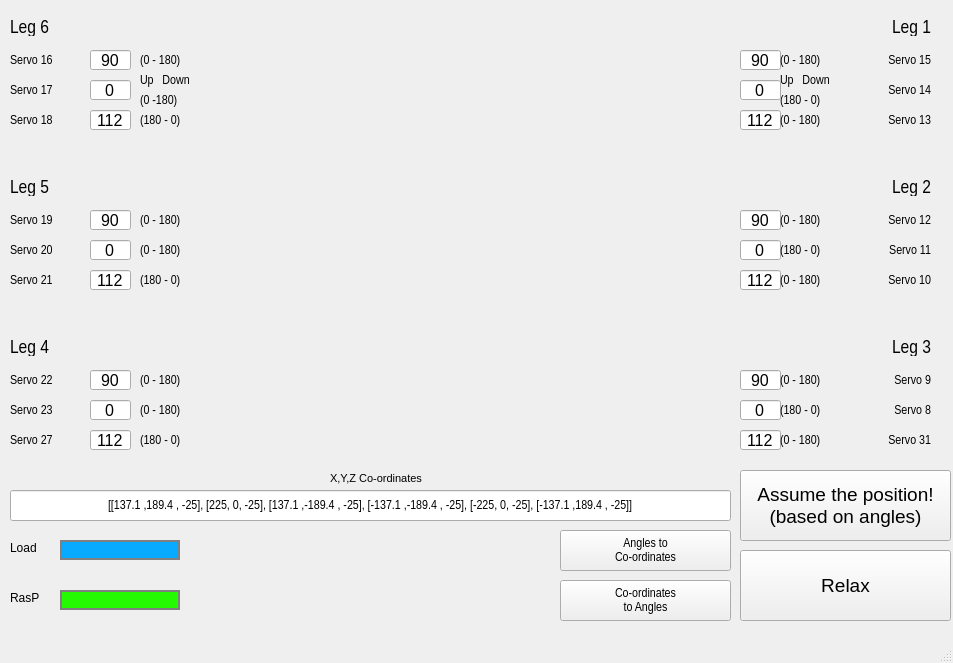
The window that HexaPosToolui.ui (UEA-envsoft/FreenoveBigHexapod) describes before a commit, drawn with Qt 5.
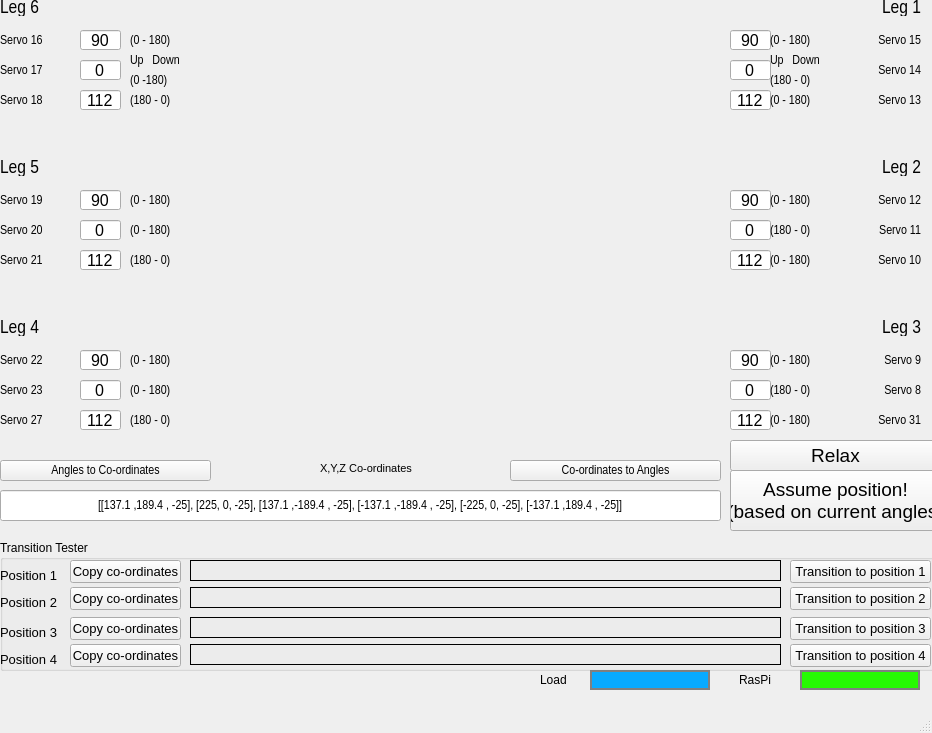
The same window after the commit. Icons and pictures are not drawn.

```diff
--- a/HexaPosToolui.ui
+++ b/HexaPosToolui.ui
@@ -6,8 +6,8 @@
    <rect>
     <x>0</x>
     <y>0</y>
-    <width>953</width>
-    <height>663</height>
+    <width>932</width>
+    <height>733</height>
    </rect>
   </property>
   <property name="windowTitle">
@@ -17,8 +17,8 @@
    <widget class="QLabel" name="label_3">
     <property name="geometry">
      <rect>
-      <x>10</x>
-      <y>80</y>
+      <x>0</x>
+      <y>60</y>
       <width>61</width>
       <height>21</height>
      </rect>
@@ -36,8 +36,8 @@
    <widget class="QLineEdit" name="txtbx_servo_18">
     <property name="geometry">
      <rect>
-      <x>90</x>
-      <y>110</y>
+      <x>80</x>
+      <y>90</y>
       <width>41</width>
       <height>20</height>
      </rect>
@@ -58,8 +58,8 @@
    <widget class="QLabel" name="label_4">
     <property name="geometry">
      <rect>
-      <x>10</x>
-      <y>110</y>
+      <x>0</x>
+      <y>90</y>
       <width>61</width>
       <height>21</height>
      </rect>
@@ -77,8 +77,8 @@
    <widget class="QLabel" name="label_2">
     <property name="geometry">
      <rect>
-      <x>10</x>
-      <y>50</y>
+      <x>0</x>
+      <y>30</y>
       <width>61</width>
       <height>21</height>
      </rect>
@@ -96,8 +96,8 @@
    <widget class="QLineEdit" name="txtbx_servo_16">
     <property name="geometry">
      <rect>
-      <x>90</x>
-      <y>50</y>
+      <x>80</x>
+      <y>30</y>
       <width>41</width>
       <height>20</height>
      </rect>
@@ -118,8 +118,8 @@
    <widget class="QLineEdit" name="txtbx_servo_17">
     <property name="geometry">
      <rect>
-      <x>90</x>
-      <y>80</y>
+      <x>80</x>
+      <y>60</y>
       <width>41</width>
       <height>20</height>
      </rect>
@@ -140,8 +140,8 @@
    <widget class="QLabel" name="label">
     <property name="geometry">
      <rect>
-      <x>220</x>
-      <y>50</y>
+      <x>210</x>
+      <y>30</y>
       <width>511</width>
       <height>411</height>
      </rect>
@@ -159,8 +159,8 @@
    <widget class="QLabel" name="label_5">
     <property name="geometry">
      <rect>
-      <x>10</x>
-      <y>20</y>
+      <x>0</x>
+      <y>0</y>
       <width>71</width>
       <height>16</height>
      </rect>
@@ -178,8 +178,8 @@
    <widget class="QLineEdit" name="txtbx_servo_20">
     <property name="geometry">
      <rect>
-      <x>90</x>
-      <y>240</y>
+      <x>80</x>
+      <y>220</y>
       <width>41</width>
       <height>20</height>
      </rect>
@@ -200,8 +200,8 @@
    <widget class="QLineEdit" name="txtbx_servo_19">
     <property name="geometry">
      <rect>
-      <x>90</x>
-      <y>210</y>
+      <x>80</x>
+      <y>190</y>
       <width>41</width>
       <height>20</height>
      </rect>
@@ -222,8 +222,8 @@
    <widget class="QLabel" name="label_6">
     <property name="geometry">
      <rect>
-      <x>10</x>
-      <y>180</y>
+      <x>0</x>
+      <y>160</y>
       <width>71</width>
       <height>16</height>
      </rect>
@@ -241,8 +241,8 @@
    <widget class="QLabel" name="label_7">
     <property name="geometry">
      <rect>
-      <x>10</x>
-      <y>210</y>
+      <x>0</x>
+      <y>190</y>
       <width>61</width>
       <height>21</height>
      </rect>
@@ -260,8 +260,8 @@
    <widget class="QLineEdit" name="txtbx_servo_21">
     <property name="geometry">
      <rect>
-      <x>90</x>
-      <y>270</y>
+      <x>80</x>
+      <y>250</y>
       <width>41</width>
       <height>20</height>
      </rect>
@@ -282,8 +282,8 @@
    <widget class="QLabel" name="label_8">
     <property name="geometry">
      <rect>
-      <x>10</x>
-      <y>240</y>
+      <x>0</x>
+      <y>220</y>
       <width>61</width>
       <height>21</height>
      </rect>
@@ -301,8 +301,8 @@
    <widget class="QLabel" name="label_9">
     <property name="geometry">
      <rect>
-      <x>10</x>
-      <y>270</y>
+      <x>0</x>
+      <y>250</y>
       <width>61</width>
       <height>21</height>
      </rect>
@@ -320,8 +320,8 @@
    <widget class="QLineEdit" name="txtbx_servo_23">
     <property name="geometry">
      <rect>
-      <x>90</x>
-      <y>400</y>
+      <x>80</x>
+      <y>380</y>
       <width>41</width>
       <height>20</height>
      </rect>
@@ -342,8 +342,8 @@
    <widget class="QLineEdit" name="txtbx_servo_22">
     <property name="geometry">
      <rect>
-      <x>90</x>
-      <y>370</y>
+      <x>80</x>
+      <y>350</y>
       <width>41</width>
       <height>20</height>
      </rect>
@@ -364,8 +364,8 @@
    <widget class="QLabel" name="label_10">
     <property name="geometry">
      <rect>
-      <x>10</x>
-      <y>340</y>
+      <x>0</x>
+      <y>320</y>
       <width>71</width>
       <height>16</height>
      </rect>
@@ -383,8 +383,8 @@
    <widget class="QLabel" name="label_11">
     <property name="geometry">
      <rect>
-      <x>10</x>
-      <y>370</y>
+      <x>0</x>
+      <y>350</y>
       <width>61</width>
       <height>21</height>
      </rect>
@@ -402,8 +402,8 @@
    <widget class="QLineEdit" name="txtbx_servo_27">
     <property name="geometry">
      <rect>
-      <x>90</x>
-      <y>430</y>
+      <x>80</x>
+      <y>410</y>
       <width>41</width>
       <height>20</height>
      </rect>
@@ -424,8 +424,8 @@
    <widget class="QLabel" name="label_12">
     <property name="geometry">
      <rect>
-      <x>10</x>
-      <y>400</y>
+      <x>0</x>
+      <y>380</y>
       <width>61</width>
       <height>21</height>
      </rect>
@@ -443,8 +443,8 @@
    <widget class="QLabel" name="label_13">
     <property name="geometry">
      <rect>
-      <x>10</x>
-      <y>430</y>
+      <x>0</x>
+      <y>410</y>
       <width>61</width>
       <height>21</height>
      </rect>
@@ -462,8 +462,8 @@
    <widget class="QLineEdit" name="txtbx_servo_15">
     <property name="geometry">
      <rect>
-      <x>740</x>
-      <y>50</y>
+      <x>730</x>
+      <y>30</y>
       <width>41</width>
       <height>20</height>
      </rect>
@@ -484,8 +484,8 @@
    <widget class="QLabel" name="label_14">
     <property name="geometry">
      <rect>
-      <x>870</x>
-      <y>210</y>
+      <x>860</x>
+      <y>190</y>
       <width>61</width>
       <height>21</height>
      </rect>
@@ -506,8 +506,8 @@
    <widget class="QLineEdit" name="txtbx_servo_11">
     <property name="geometry">
      <rect>
-      <x>740</x>
-      <y>240</y>
+      <x>730</x>
+      <y>220</y>
       <width>41</width>
       <height>20</height>
      </rect>
@@ -528,8 +528,8 @@
    <widget class="QLabel" name="label_15">
     <property name="geometry">
      <rect>
-      <x>860</x>
-      <y>180</y>
+      <x>850</x>
+      <y>160</y>
       <width>71</width>
       <height>16</height>
      </rect>
@@ -550,8 +550,8 @@
    <widget class="QLabel" name="label_16">
     <property name="geometry">
      <rect>
-      <x>870</x>
-      <y>80</y>
+      <x>860</x>
+      <y>60</y>
       <width>61</width>
       <height>21</height>
      </rect>
@@ -572,8 +572,8 @@
    <widget class="QLabel" name="label_17">
     <property name="geometry">
      <rect>
-      <x>870</x>
-      <y>240</y>
+      <x>860</x>
+      <y>220</y>
       <width>61</width>
       <height>21</height>
      </rect>
@@ -594,8 +594,8 @@
    <widget class="QLabel" name="label_18">
     <property name="geometry">
      <rect>
-      <x>870</x>
-      <y>50</y>
+      <x>860</x>
+      <y>30</y>
       <width>61</width>
       <height>21</height>
      </rect>
@@ -616,8 +616,8 @@
    <widget class="QLineEdit" name="txtbx_servo_8">
     <property name="geometry">
      <rect>
-      <x>740</x>
-      <y>400</y>
+      <x>730</x>
+      <y>380</y>
       <width>41</width>
       <height>20</height>
      </rect>
@@ -638,8 +638,8 @@
    <widget class="QLabel" name="label_19">
     <property name="geometry">
      <rect>
-      <x>870</x>
-      <y>270</y>
+      <x>860</x>
+      <y>250</y>
       <width>61</width>
       <height>21</height>
      </rect>
@@ -660,8 +660,8 @@
    <widget class="QLabel" name="label_20">
     <property name="geometry">
      <rect>
-      <x>870</x>
-      <y>110</y>
+      <x>860</x>
+      <y>90</y>
       <width>61</width>
       <height>21</height>
      </rect>
@@ -682,8 +682,8 @@
    <widget class="QLineEdit" name="txtbx_servo_31">
     <property name="geometry">
      <rect>
-      <x>740</x>
-      <y>430</y>
+      <x>730</x>
+      <y>410</y>
       <width>41</width>
       <height>20</height>
      </rect>
@@ -704,8 +704,8 @@
    <widget class="QLineEdit" name="txtbx_servo_12">
     <property name="geometry">
      <rect>
-      <x>740</x>
-      <y>210</y>
+      <x>730</x>
+      <y>190</y>
       <width>41</width>
       <height>20</height>
      </rect>
@@ -726,8 +726,8 @@
    <widget class="QLabel" name="label_21">
     <property name="geometry">
      <rect>
-      <x>870</x>
-      <y>430</y>
+      <x>860</x>
+      <y>410</y>
       <width>61</width>
       <height>21</height>
      </rect>
@@ -748,8 +748,8 @@
    <widget class="QLineEdit" name="txtbx_servo_14">
     <property name="geometry">
      <rect>
-      <x>740</x>
-      <y>80</y>
+      <x>730</x>
+      <y>60</y>
       <width>41</width>
       <height>20</height>
      </rect>
@@ -770,8 +770,8 @@
    <widget class="QLabel" name="label_22">
     <property name="geometry">
      <rect>
-      <x>870</x>
-      <y>400</y>
+      <x>860</x>
+      <y>380</y>
       <width>61</width>
       <height>21</height>
      </rect>
@@ -792,8 +792,8 @@
    <widget class="QLineEdit" name="txtbx_servo_9">
     <property name="geometry">
      <rect>
-      <x>740</x>
-      <y>370</y>
+      <x>730</x>
+      <y>350</y>
       <width>41</width>
       <height>20</height>
      </rect>
@@ -814,8 +814,8 @@
    <widget class="QLineEdit" name="txtbx_servo_13">
     <property name="geometry">
      <rect>
-      <x>740</x>
-      <y>110</y>
+      <x>730</x>
+      <y>90</y>
       <width>41</width>
       <height>20</height>
      </rect>
@@ -836,8 +836,8 @@
    <widget class="QLineEdit" name="txtbx_servo_10">
     <property name="geometry">
      <rect>
-      <x>740</x>
-      <y>270</y>
+      <x>730</x>
+      <y>250</y>
       <width>41</width>
       <height>20</height>
      </rect>
@@ -858,8 +858,8 @@
    <widget class="QLabel" name="label_23">
     <property name="geometry">
      <rect>
-      <x>860</x>
-      <y>340</y>
+      <x>850</x>
+      <y>320</y>
       <width>71</width>
       <height>16</height>
      </rect>
@@ -880,8 +880,8 @@
    <widget class="QLabel" name="label_24">
     <property name="geometry">
      <rect>
-      <x>870</x>
-      <y>370</y>
+      <x>860</x>
+      <y>350</y>
       <width>61</width>
       <height>21</height>
      </rect>
@@ -902,8 +902,8 @@
    <widget class="QLabel" name="label_25">
     <property name="geometry">
      <rect>
-      <x>860</x>
-      <y>20</y>
+      <x>850</x>
+      <y>0</y>
       <width>71</width>
       <height>16</height>
      </rect>
@@ -924,10 +924,10 @@
    <widget class="QPushButton" name="pushButtonSetPos">
     <property name="geometry">
      <rect>
-      <x>740</x>
+      <x>730</x>
       <y>470</y>
       <width>211</width>
-      <height>71</height>
+      <height>61</height>
      </rect>
     </property>
     <property name="font">
@@ -936,17 +936,17 @@
      </font>
     </property>
     <property name="text">
-     <string>Assume the position!
-(based on angles)</string>
+     <string>Assume position!
+(based on current angles)</string>
     </property>
    </widget>
    <widget class="QPushButton" name="pushButtonRelax">
     <property name="geometry">
      <rect>
-      <x>740</x>
-      <y>550</y>
+      <x>730</x>
+      <y>440</y>
       <width>211</width>
-      <height>71</height>
+      <height>31</height>
      </rect>
     </property>
     <property name="font">
@@ -961,8 +961,8 @@
    <widget class="QLabel" name="label_26">
     <property name="geometry">
      <rect>
-      <x>140</x>
-      <y>50</y>
+      <x>130</x>
+      <y>30</y>
       <width>61</width>
       <height>21</height>
      </rect>
@@ -980,8 +980,8 @@
    <widget class="QLabel" name="label_27">
     <property name="geometry">
      <rect>
-      <x>140</x>
-      <y>90</y>
+      <x>130</x>
+      <y>70</y>
       <width>61</width>
       <height>21</height>
      </rect>
@@ -999,8 +999,8 @@
    <widget class="QLabel" name="label_28">
     <property name="geometry">
      <rect>
-      <x>140</x>
-      <y>110</y>
+      <x>130</x>
+      <y>90</y>
       <width>61</width>
       <height>21</height>
      </rect>
@@ -1018,8 +1018,8 @@
    <widget class="QLabel" name="label_29">
     <property name="geometry">
      <rect>
-      <x>780</x>
-      <y>270</y>
+      <x>770</x>
+      <y>250</y>
       <width>61</width>
       <height>21</height>
      </rect>
@@ -1037,8 +1037,8 @@
    <widget class="QLabel" name="label_30">
     <property name="geometry">
      <rect>
-      <x>780</x>
-      <y>210</y>
+      <x>770</x>
+      <y>190</y>
       <width>61</width>
       <height>21</height>
      </rect>
@@ -1056,8 +1056,8 @@
    <widget class="QLabel" name="label_31">
     <property name="geometry">
      <rect>
-      <x>780</x>
-      <y>240</y>
+      <x>770</x>
+      <y>220</y>
       <width>61</width>
       <height>21</height>
      </rect>
@@ -1075,8 +1075,8 @@
    <widget class="QLabel" name="label_32">
     <property name="geometry">
      <rect>
-      <x>780</x>
-      <y>430</y>
+      <x>770</x>
+      <y>410</y>
       <width>61</width>
       <height>21</height>
      </rect>
@@ -1094,8 +1094,8 @@
    <widget class="QLabel" name="label_33">
     <property name="geometry">
      <rect>
-      <x>780</x>
-      <y>370</y>
+      <x>770</x>
+      <y>350</y>
       <width>61</width>
       <height>21</height>
      </rect>
@@ -1113,8 +1113,8 @@
    <widget class="QLabel" name="label_34">
     <property name="geometry">
      <rect>
-      <x>780</x>
-      <y>400</y>
+      <x>770</x>
+      <y>380</y>
       <width>61</width>
       <height>21</height>
      </rect>
@@ -1132,8 +1132,8 @@
    <widget class="QLabel" name="label_35">
     <property name="geometry">
      <rect>
-      <x>780</x>
-      <y>110</y>
+      <x>770</x>
+      <y>90</y>
       <width>61</width>
       <height>21</height>
      </rect>
@@ -1151,8 +1151,8 @@
    <widget class="QLabel" name="label_36">
     <property name="geometry">
      <rect>
-      <x>780</x>
-      <y>50</y>
+      <x>770</x>
+      <y>30</y>
       <width>61</width>
       <height>21</height>
      </rect>
@@ -1170,8 +1170,8 @@
    <widget class="QLabel" name="label_37">
     <property name="geometry">
      <rect>
-      <x>780</x>
-      <y>90</y>
+      <x>770</x>
+      <y>70</y>
       <width>61</width>
       <height>21</height>
      </rect>
@@ -1189,8 +1189,8 @@
    <widget class="QLabel" name="label_38">
     <property name="geometry">
      <rect>
-      <x>140</x>
-      <y>210</y>
+      <x>130</x>
+      <y>190</y>
       <width>61</width>
       <height>21</height>
      </rect>
@@ -1208,8 +1208,8 @@
    <widget class="QLabel" name="label_39">
     <property name="geometry">
      <rect>
-      <x>140</x>
-      <y>430</y>
+      <x>130</x>
+      <y>410</y>
       <width>61</width>
       <height>21</height>
      </rect>
@@ -1227,8 +1227,8 @@
    <widget class="QLabel" name="label_40">
     <property name="geometry">
      <rect>
-      <x>140</x>
-      <y>400</y>
+      <x>130</x>
+      <y>380</y>
       <width>61</width>
       <height>21</height>
      </rect>
@@ -1246,8 +1246,8 @@
    <widget class="QLabel" name="label_41">
     <property name="geometry">
      <rect>
-      <x>140</x>
-      <y>270</y>
+      <x>130</x>
+      <y>250</y>
       <width>61</width>
       <height>21</height>
      </rect>
@@ -1265,8 +1265,8 @@
    <widget class="QLabel" name="label_42">
     <property name="geometry">
      <rect>
-      <x>140</x>
-      <y>240</y>
+      <x>130</x>
+      <y>220</y>
       <width>61</width>
       <height>21</height>
      </rect>
@@ -1284,8 +1284,8 @@
    <widget class="QLabel" name="label_43">
     <property name="geometry">
      <rect>
-      <x>140</x>
-      <y>370</y>
+      <x>130</x>
+      <y>350</y>
       <width>61</width>
       <height>21</height>
      </rect>
@@ -1303,8 +1303,8 @@
    <widget class="QLabel" name="label_44">
     <property name="geometry">
      <rect>
-      <x>140</x>
-      <y>70</y>
+      <x>130</x>
+      <y>50</y>
       <width>61</width>
       <height>21</height>
      </rect>
@@ -1322,8 +1322,8 @@
    <widget class="QLabel" name="label_45">
     <property name="geometry">
      <rect>
-      <x>780</x>
-      <y>70</y>
+      <x>770</x>
+      <y>50</y>
       <width>61</width>
       <height>21</height>
      </rect>
@@ -1341,10 +1341,10 @@
    <widget class="QPushButton" name="angle2xyz">
     <property name="geometry">
      <rect>
-      <x>560</x>
-      <y>530</y>
-      <width>171</width>
-      <height>41</height>
+      <x>0</x>
+      <y>460</y>
+      <width>211</width>
+      <height>21</height>
      </rect>
     </property>
     <property name="font">
@@ -1354,15 +1354,14 @@
      </font>
     </property>
     <property name="text">
-     <string>Angles to
-Co-ordinates</string>
+     <string>Angles to Co-ordinates</string>
     </property>
    </widget>
    <widget class="QLabel" name="label_46">
     <property name="geometry">
      <rect>
-      <x>330</x>
-      <y>470</y>
+      <x>320</x>
+      <y>460</y>
       <width>111</width>
       <height>16</height>
      </rect>
@@ -1380,10 +1379,10 @@
    <widget class="QPushButton" name="xyz2angle">
     <property name="geometry">
      <rect>
-      <x>560</x>
-      <y>580</y>
-      <width>171</width>
-      <height>41</height>
+      <x>510</x>
+      <y>460</y>
+      <width>211</width>
+      <height>21</height>
      </rect>
     </property>
     <property name="font">
@@ -1393,14 +1392,13 @@
      </font>
     </property>
     <property name="text">
-     <string>Co-ordinates
-to Angles</string>
+     <string>Co-ordinates to Angles</string>
     </property>
    </widget>
    <widget class="QLineEdit" name="co_ordSet">
     <property name="geometry">
      <rect>
-      <x>10</x>
+      <x>0</x>
       <y>490</y>
       <width>721</width>
       <height>31</height>
@@ -1425,10 +1423,10 @@
     </property>
     <property name="geometry">
      <rect>
-      <x>10</x>
-      <y>540</y>
-      <width>30</width>
-      <height>15</height>
+      <x>540</x>
+      <y>670</y>
+      <width>41</width>
+      <height>20</height>
      </rect>
     </property>
     <property name="sizePolicy">
@@ -1587,8 +1585,8 @@
     </property>
     <property name="geometry">
      <rect>
-      <x>60</x>
-      <y>540</y>
+      <x>590</x>
+      <y>670</y>
       <width>120</width>
       <height>20</height>
      </rect>
@@ -1747,10 +1745,10 @@
     </property>
     <property name="geometry">
      <rect>
-      <x>10</x>
-      <y>590</y>
-      <width>30</width>
-      <height>15</height>
+      <x>739</x>
+      <y>670</y>
+      <width>51</width>
+      <height>20</height>
      </rect>
     </property>
     <property name="sizePolicy">
@@ -1909,8 +1907,8 @@
     </property>
     <property name="geometry">
      <rect>
-      <x>60</x>
-      <y>590</y>
+      <x>800</x>
+      <y>670</y>
       <width>120</width>
       <height>20</height>
      </rect>
@@ -2002,15 +2000,6 @@
          </color>
         </brush>
        </colorrole>
-       <colorrole role="PlaceholderText">
-        <brush brushstyle="NoBrush">
-         <color alpha="128">
-          <red>0</red>
-          <green>0</green>
-          <blue>0</blue>
-         </color>
-        </brush>
-       </colorrole>
       </active>
       <inactive>
        <colorrole role="WindowText">
@@ -2067,15 +2056,6 @@
          </color>
         </brush>
        </colorrole>
-       <colorrole role="PlaceholderText">
-        <brush brushstyle="NoBrush">
-         <color alpha="128">
-          <red>0</red>
-          <green>0</green>
-          <blue>0</blue>
-         </color>
-        </brush>
-       </colorrole>
       </inactive>
       <disabled>
        <colorrole role="WindowText">
@@ -2132,15 +2112,6 @@
          </color>
         </brush>
        </colorrole>
-       <colorrole role="PlaceholderText">
-        <brush brushstyle="NoBrush">
-         <color alpha="128">
-          <red>0</red>
-          <green>0</green>
-          <blue>0</blue>
-         </color>
-        </brush>
-       </colorrole>
       </disabled>
      </palette>
     </property>
@@ -2261,6 +2232,299 @@
      <string/>
     </property>
    </widget>
+   <widget class="QGroupBox" name="groupBox">
+    <property name="geometry">
+     <rect>
+      <x>0</x>
+      <y>540</y>
+      <width>941</width>
+      <height>131</height>
+     </rect>
+    </property>
+    <property name="title">
+     <string>Transition Tester</string>
+    </property>
+    <widget class="QLabel" name="position1coords">
+     <property name="geometry">
+      <rect>
+       <x>190</x>
+       <y>20</y>
+       <width>591</width>
+       <height>21</height>
+      </rect>
+     </property>
+     <property name="frameShape">
+      <enum>QFrame::Box</enum>
+     </property>
+     <property name="text">
+      <string/>
+     </property>
+    </widget>
+    <widget class="QPushButton" name="btnCopyCoords1">
+     <property name="geometry">
+      <rect>
+       <x>70</x>
+       <y>20</y>
+       <width>111</width>
+       <height>23</height>
+      </rect>
+     </property>
+     <property name="font">
+      <font>
+       <pointsize>10</pointsize>
+      </font>
+     </property>
+     <property name="text">
+      <string>Copy co-ordinates</string>
+     </property>
+    </widget>
+    <widget class="QPushButton" name="btnTransitionTo1">
+     <property name="geometry">
+      <rect>
+       <x>790</x>
+       <y>20</y>
+       <width>141</width>
+       <height>23</height>
+      </rect>
+     </property>
+     <property name="font">
+      <font>
+       <pointsize>10</pointsize>
+      </font>
+     </property>
+     <property name="text">
+      <string>Transition to position 1</string>
+     </property>
+    </widget>
+    <widget class="QPushButton" name="btnCopyCoords2">
+     <property name="geometry">
+      <rect>
+       <x>70</x>
+       <y>47</y>
+       <width>111</width>
+       <height>23</height>
+      </rect>
+     </property>
+     <property name="font">
+      <font>
+       <pointsize>10</pointsize>
+      </font>
+     </property>
+     <property name="text">
+      <string>Copy co-ordinates</string>
+     </property>
+    </widget>
+    <widget class="QLabel" name="position2coords">
+     <property name="geometry">
+      <rect>
+       <x>190</x>
+       <y>47</y>
+       <width>591</width>
+       <height>21</height>
+      </rect>
+     </property>
+     <property name="frameShape">
+      <enum>QFrame::Box</enum>
+     </property>
+     <property name="text">
+      <string/>
+     </property>
+    </widget>
+    <widget class="QPushButton" name="btnTransitionTo2">
+     <property name="geometry">
+      <rect>
+       <x>790</x>
+       <y>47</y>
+       <width>141</width>
+       <height>23</height>
+      </rect>
+     </property>
+     <property name="font">
+      <font>
+       <pointsize>10</pointsize>
+      </font>
+     </property>
+     <property name="text">
+      <string>Transition to position 2</string>
+     </property>
+    </widget>
+    <widget class="QLabel" name="label_50">
+     <property name="geometry">
+      <rect>
+       <x>0</x>
+       <y>47</y>
+       <width>61</width>
+       <height>31</height>
+      </rect>
+     </property>
+     <property name="font">
+      <font>
+       <pointsize>10</pointsize>
+      </font>
+     </property>
+     <property name="text">
+      <string>Position 2</string>
+     </property>
+    </widget>
+    <widget class="QPushButton" name="btnCopyCoords3">
+     <property name="geometry">
+      <rect>
+       <x>70</x>
+       <y>77</y>
+       <width>111</width>
+       <height>23</height>
+      </rect>
+     </property>
+     <property name="font">
+      <font>
+       <pointsize>10</pointsize>
+      </font>
+     </property>
+     <property name="text">
+      <string>Copy co-ordinates</string>
+     </property>
+    </widget>
+    <widget class="QPushButton" name="btnTransitionTo4">
+     <property name="geometry">
+      <rect>
+       <x>790</x>
+       <y>104</y>
+       <width>141</width>
+       <height>23</height>
+      </rect>
+     </property>
+     <property name="font">
+      <font>
+       <pointsize>10</pointsize>
+      </font>
+     </property>
+     <property name="text">
+      <string>Transition to position 4</string>
+     </property>
+    </widget>
+    <widget class="QLabel" name="position3coords">
+     <property name="geometry">
+      <rect>
+       <x>190</x>
+       <y>77</y>
+       <width>591</width>
+       <height>21</height>
+      </rect>
+     </property>
+     <property name="frameShape">
+      <enum>QFrame::Box</enum>
+     </property>
+     <property name="text">
+      <string/>
+     </property>
+    </widget>
+    <widget class="QPushButton" name="btnCopyCoords4">
+     <property name="geometry">
+      <rect>
+       <x>70</x>
+       <y>104</y>
+       <width>111</width>
+       <height>23</height>
+      </rect>
+     </property>
+     <property name="font">
+      <font>
+       <pointsize>10</pointsize>
+      </font>
+     </property>
+     <property name="text">
+      <string>Copy co-ordinates</string>
+     </property>
+    </widget>
+    <widget class="QLabel" name="label_52">
+     <property name="geometry">
+      <rect>
+       <x>0</x>
+       <y>104</y>
+       <width>61</width>
+       <height>31</height>
+      </rect>
+     </property>
+     <property name="font">
+      <font>
+       <pointsize>10</pointsize>
+      </font>
+     </property>
+     <property name="text">
+      <string>Position 4</string>
+     </property>
+    </widget>
+    <widget class="QLabel" name="position4coords">
+     <property name="geometry">
+      <rect>
+       <x>190</x>
+       <y>104</y>
+       <width>591</width>
+       <height>21</height>
+      </rect>
+     </property>
+     <property name="frameShape">
+      <enum>QFrame::Box</enum>
+     </property>
+     <property name="text">
+      <string/>
+     </property>
+    </widget>
+    <widget class="QPushButton" name="btnTransitionTo3">
+     <property name="geometry">
+      <rect>
+       <x>790</x>
+       <y>77</y>
+       <width>141</width>
+       <height>23</height>
+      </rect>
+     </property>
+     <property name="font">
+      <font>
+       <pointsize>10</pointsize>
+      </font>
+     </property>
+     <property name="text">
+      <string>Transition to position 3</string>
+     </property>
+    </widget>
+    <widget class="QLabel" name="label_54">
+     <property name="geometry">
+      <rect>
+       <x>0</x>
+       <y>77</y>
+       <width>61</width>
+       <height>31</height>
+      </rect>
+     </property>
+     <property name="font">
+      <font>
+       <pointsize>10</pointsize>
+      </font>
+     </property>
+     <property name="text">
+      <string>Position 3</string>
+     </property>
+    </widget>
+    <widget class="QLabel" name="label_51">
+     <property name="geometry">
+      <rect>
+       <x>0</x>
+       <y>20</y>
+       <width>61</width>
+       <height>31</height>
+      </rect>
+     </property>
+     <property name="font">
+      <font>
+       <pointsize>10</pointsize>
+      </font>
+     </property>
+     <property name="text">
+      <string>Position 1</string>
+     </property>
+    </widget>
+   </widget>
   </widget>
   <widget class="QMenuBar" name="menubar">
    <property name="geometry">
```
Left out of the diff: 12 changed lines with no effect on the pictures.
